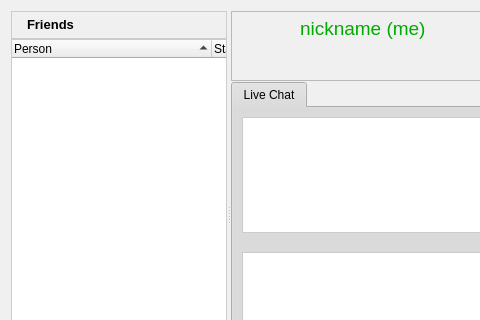
First picture: the form in retroshare-gui/src/gui/PeersDialog.ui, repository RetroShare/RetroShare, before the edit; both pictures show x 0 to 480 and y 0 to 320 of the 764 by 428 pixel window.
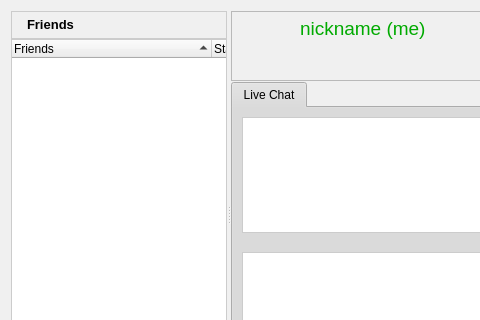
Second picture: the form after the edit. Icons and pictures are not drawn.

Commit message: renaming Persons to Friends

What changed in the file:
```diff
--- a/retroshare-gui/src/gui/PeersDialog.ui
+++ b/retroshare-gui/src/gui/PeersDialog.ui
@@ -718,7 +718,7 @@
          </attribute>
          <column>
           <property name="text">
-           <string>Person</string>
+           <string>Friends</string>
           </property>
          </column>
          <column>
```
The commit also changes 2 other files.
